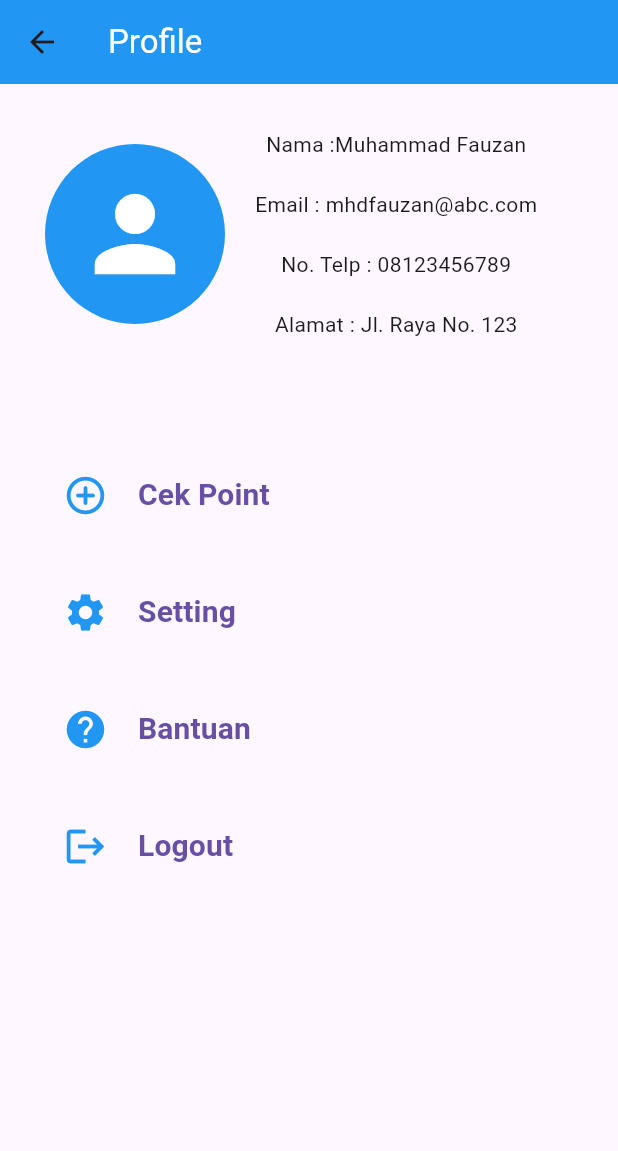
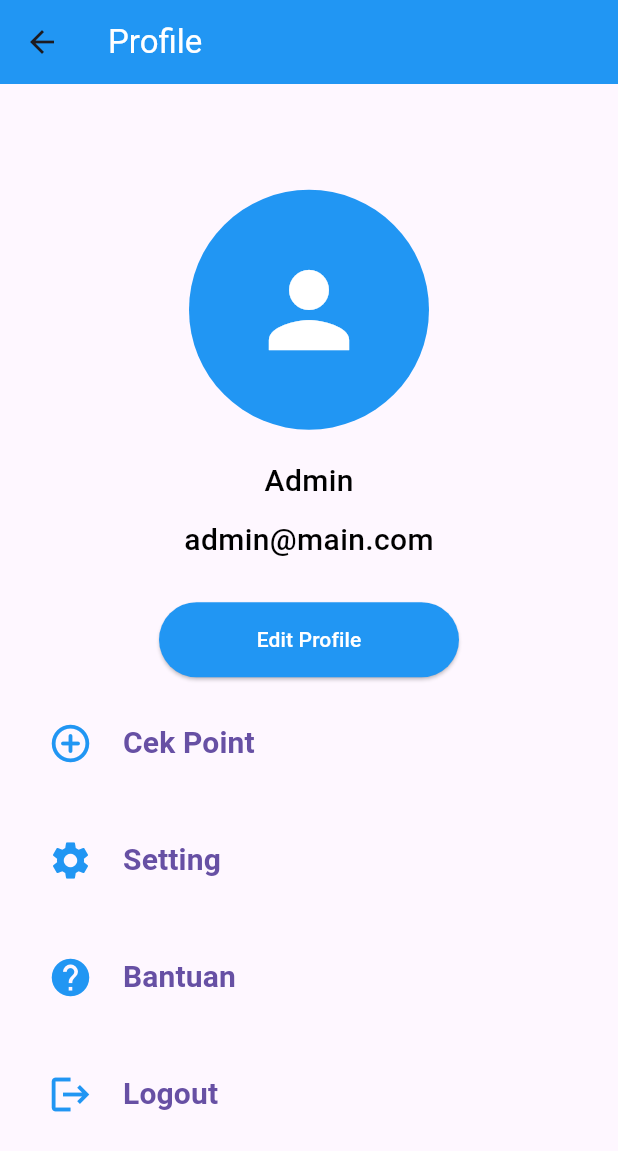
Before and after one commit to peterfomashia/flutter_projects_team, a Flutter app: the Profile screen opened directly, on a phone screen of 412 x 824 dp. Shown: the top 1151 px of the screen. Run offline on Flutter 3.47's test engine with Material 3 defaults, Android fonts, the phone set to English and light mode, and no system bars; our stand-ins replace google_nav_bar.

Commit message:
Membuat Halaman Edit

```diff
--- a/lib/Home.dart
+++ b/lib/Home.dart
@@ -1,9 +1,10 @@
 import 'package:flutter/cupertino.dart';
 import 'package:flutter/material.dart';
-import 'package:learning_app/fitur/challange.dart';
 import 'package:learning_app/fitur/profile/profile.dart';
 import 'package:google_nav_bar/google_nav_bar.dart';
 import 'package:learning_app/fitur/translate.dart';
+
+import 'fitur/Challanges/challange.dart';
 
 class Home extends StatefulWidget {
   const Home({super.key});
@@ -36,7 +37,7 @@ class _HomeState extends State<Home> {
         gap: 8,
         backgroundColor: Colors.blue,
         color: Colors.white,
-        activeColor: Colors.greenAccent,
+        activeColor: Colors.green.shade400,
         padding: EdgeInsets.all(20),
         onTabChange: (index) {
           if (index == 0) {
--- a/lib/fitur/profile/profile.dart
+++ b/lib/fitur/profile/profile.dart
@@ -1,7 +1,12 @@
+import 'package:flutter/cupertino.dart';
 import 'package:flutter/material.dart';
+import 'package:flutter/widgets.dart';
 import 'package:learning_app/Home.dart';
-import 'package:google_nav_bar/google_nav_bar.dart';
+import 'package:learning_app/fitur/profile/edit.dart';
+import 'package:learning_app/fitur/profile/provider/profil_prov.dart';
 import 'package:learning_app/fitur/profile/setting.dart';
+import 'package:learning_app/login_and_regist/login.dart';
+import 'package:provider/provider.dart';
 
 class Profile extends StatefulWidget {
   const Profile({super.key});
@@ -18,11 +23,12 @@ class _ProfileState  extends State<Profile> {
         title: Text("Profile", style: TextStyle(color: Colors.white),),
         backgroundColor: Colors.blue,
       ),
-      body: Container(
-        padding: EdgeInsets.all(30),
+      body: Consumer<ProfilProv>(builder: (context,value,_) {
+        return Container(
+        padding: EdgeInsets.all(20),
+        child: Center(
+          child: SingleChildScrollView(
             child: Column(
-          children: [
-            Row(
               children: [
                 CircleAvatar(
                   backgroundColor: Colors.blue,
@@ -31,23 +37,50 @@ class _ProfileState  extends State<Profile> {
                     color: Colors.white,
                     size: 80,
                   ),
-                  radius: 60,
+                  radius: 80,
                 ),
-                SizedBox(width: 20),
-                Column(
+                SizedBox(height: 20),
+                SizedBox(
+                  height: 75,
+                  child: ListView.builder(
+                    itemCount: value.profil.length,
+                    itemBuilder: (context, index) {
+                    return Column(
                       children: [
-                    Text("Nama :${profil[0].nama}"),
-                    SizedBox(height: 20),
-                    Text("Email : ${profil[0].email}"),
-                    SizedBox(height: 20),
-                    Text("No. Telp : ${profil[0].noTelp}"),
-                    SizedBox(height: 20),
-                    Text("Alamat : ${profil[0].alamat}"),
-                  ],
+                        Text(
+                          value.profil[index].nama,
+                          style: TextStyle(fontWeight: FontWeight.w500, fontSize: 20,color: Colors.black),
+                        ),
+                        SizedBox(height: 10),
+                        Text(
+                          value.profil[index].email,
+                          style: TextStyle(fontWeight: FontWeight.w500, fontSize: 20,color: Colors.black),
                         ),
                       ],
+                    );
+                  },),
                 ),
-            SizedBox(height: 80),
+                SizedBox(height: 20),
+                SizedBox(
+                  width: 200,
+                  height: 50,
+                  child: ElevatedButton(
+                    onPressed: () {
+                      Navigator.of(context).push(MaterialPageRoute(builder: (context) => Edit()));
+                    },
+                    style: ElevatedButton.styleFrom(
+                      backgroundColor: Colors.blue,
+                    ),
+                    child:
+                    const Text(
+                      "Edit Profile",
+                      style:
+                        TextStyle(
+                            color: Colors.white),
+                    ),
+                  ),
+                ),
+                SizedBox(height: 20),
                 TextButton(
                   onPressed: () {
                     Navigator.of(context).push(MaterialPageRoute(builder: (context) => Home()));
@@ -97,7 +130,7 @@ class _ProfileState  extends State<Profile> {
                 ),
                 SizedBox(height: 30),
                 TextButton(onPressed: () {
-              Navigator.of(context).push(MaterialPageRoute(builder: (context) => Home()));
+                  Navigator.of(context).push(MaterialPageRoute(builder: (context) => Login()));
                 },
                   child: Row(
                     children: [
@@ -113,6 +146,9 @@ class _ProfileState  extends State<Profile> {
               ],
             ),
           ),
+        ),
+      );
+      })
     );
   }
 }
--- /dev/null
+++ b/lib/fitur/profile/provider/profil_prov.dart
@@ -0,0 +1,41 @@
+import 'package:flutter/material.dart';
+import 'package:provider/provider.dart';
+
+class CekProfil {
+  String picture;
+  String nama;
+  String email;
+  String noTelp;
+  String alamat;
+
+  CekProfil(
+      {required this.picture,
+      required this.nama,
+      required this.email,
+      required this.noTelp,
+      required this.alamat});
+}
+
+class ProfilProv extends ChangeNotifier {
+  List<CekProfil> _profil = [];
+
+  List<CekProfil> get profil => _profil;
+
+  ProfilProv() {
+    _profil.add(CekProfil(
+      picture:
+          "",
+      nama: "Admin",
+      email: "admin@main.com",
+      noTelp: "",
+      alamat: "",
+    ));
+
+  }
+    void updateProfil(CekProfil profil) {
+      _profil
+          .clear(); // Jika Anda ingin mengganti profil yang ada dengan yang baru, gunakan clear() untuk menghapus profil yang ada sebelum menambahkan yang baru.
+      _profil.add(profil); // Tambahkan profil yang baru
+      notifyListeners(); // Panggil notifyListeners untuk memberitahukan kepada listener bahwa ada perubahan pada state
+    }
+}
--- a/lib/fitur/profile/setting.dart
+++ b/lib/fitur/profile/setting.dart
@@ -1,8 +1,12 @@
 import 'package:flutter/material.dart';
+import 'package:learning_app/fitur/profile/provider/profil_prov.dart';
+import 'package:provider/provider.dart';
 
 class Settings extends StatelessWidget {
   final int dataProfil;
   const Settings({super.key, required this.dataProfil});
+
+
 
   @override
   Widget build(BuildContext context) {
@@ -11,7 +15,8 @@ class Settings extends StatelessWidget {
         title: Text("Settings", style: TextStyle(color: Colors.white),),
         backgroundColor: Colors.blue,
       ),
-      body: Container(
+      body: Consumer<ProfilProv>(builder: (context, value, child) {
+        return Container(
         padding: EdgeInsets.only(left: 100, top: 80),
         child:
         Hero(
@@ -23,32 +28,12 @@ class Settings extends StatelessWidget {
                 height: 140,
                 decoration: BoxDecoration(
                 image:
-                DecorationImage(image: NetworkImage(profil[dataProfil].picture))),
+                DecorationImage(image: NetworkImage(value.profil[dataProfil].picture), fit: BoxFit.cover),),
              ),
           ),
           ),
-      ),
+      );
+      },)
       );
   }
 }
-
-
-class CekProfil {
-  String picture;
-  String nama;
-  String email;
-  String noTelp;
-  String alamat;
-
-  CekProfil({required this.picture ,required this.nama, required this.email, required this.noTelp, required this.alamat});
-}
-
-List<CekProfil> profil = [
-  CekProfil(
-    picture: "https://smpn3girimulyo.sch.id/media_library/images/078cef7e0da81598b49794ea180ade91.png",
-    nama: "Muhammad Fauzan",
-    email: "mhdfauzan@abc.com",
-    noTelp: "08123456789",
-    alamat: "Jl. Raya No. 123",
-  ),
-];
--- a/lib/fitur/translate.dart
+++ b/lib/fitur/translate.dart
@@ -4,7 +4,8 @@ import 'package:learning_app/fitur/translate.dart';
 import 'package:google_nav_bar/google_nav_bar.dart';
 
 import '../Home.dart';
-import 'challange.dart';
+import 'Challanges/challange.dart';
+
 
 class Translate extends StatefulWidget {
   const Translate({super.key});
--- a/pubspec.yaml
+++ b/pubspec.yaml
@@ -36,6 +36,7 @@ dependencies:
   # Use with the CupertinoIcons class for iOS style icons.
   cupertino_icons: ^1.0.2
   google_nav_bar: ^5.0.6
+  provider: ^6.1.2
 
 dev_dependencies:
   flutter_test:
```
Also changed, not shown: lib/fitur/Challanges/challange.dart (added, +35 -0 lines), lib/fitur/Challanges/word_display.dart (added, +147 -0 lines), lib/fitur/Challanges/word_provider.dart (added, +22 -0 lines), lib/fitur/challange.dart (deleted, +0 -72 lines), lib/fitur/profile/edit.dart (added, +99 -0 lines), lib/fitur/word_display.dart (deleted, +0 -146 lines), lib/fitur/word_provider.dart (deleted, +0 -22 lines), lib/main.dart (+12 -4 lines), pubspec.lock. Lines whose indentation alone changed are shown as unchanged.
